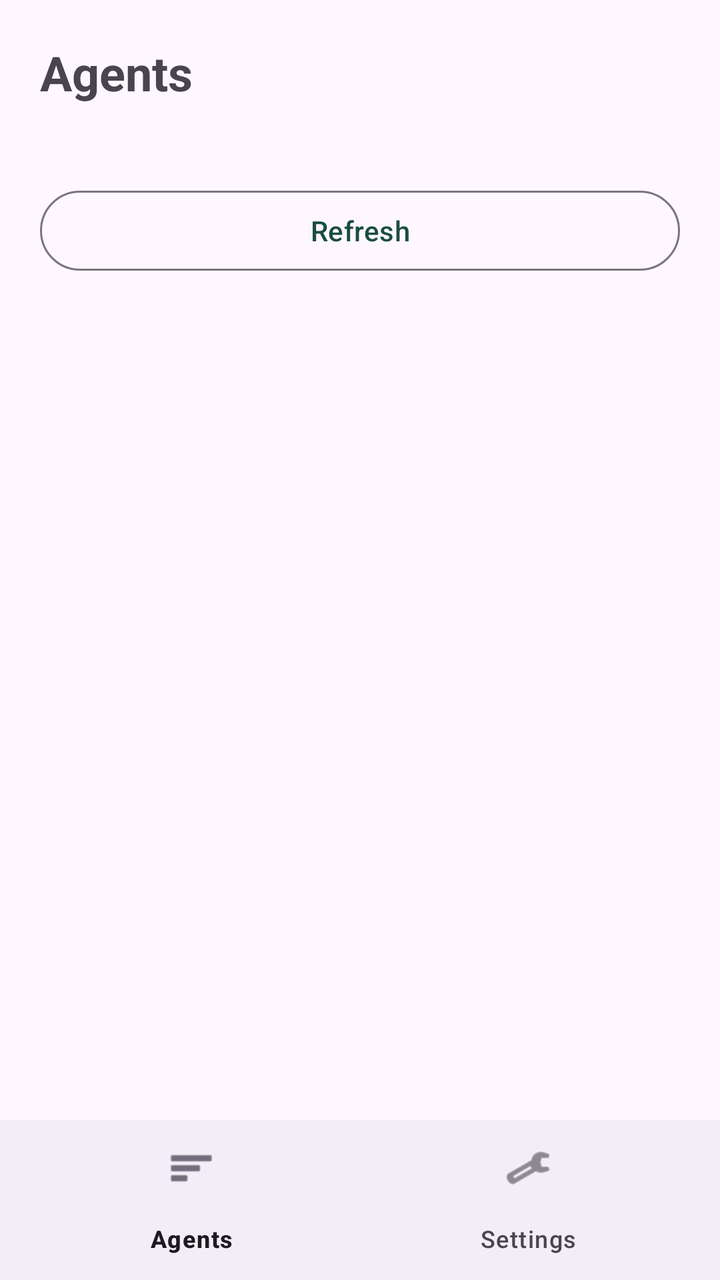
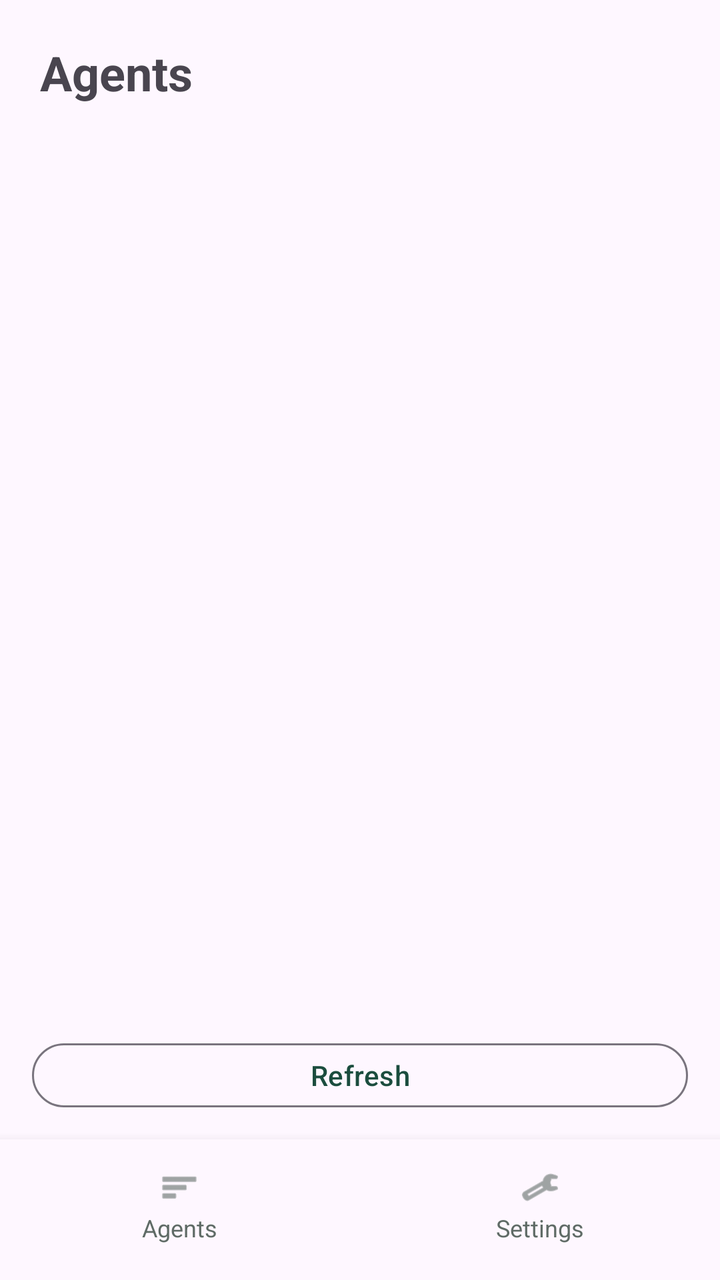

The first picture is an Android layout as it rendered before a commit; the second is the same layout after the commit. The layout source and the unified diff follow.
<!-- AndroidManifest.xml: application theme Theme.ACoworkHost -->
<!-- res/layout/activity_main.xml -->
<?xml version="1.0" encoding="utf-8"?>
<androidx.constraintlayout.widget.ConstraintLayout xmlns:android="http://schemas.android.com/apk/res/android"
    xmlns:app="http://schemas.android.com/apk/res-auto"
    android:layout_width="match_parent"
    android:layout_height="match_parent">

    <FrameLayout
        android:id="@+id/contentFrame"
        android:layout_width="0dp"
        android:layout_height="0dp"
        app:layout_constraintBottom_toTopOf="@+id/bottomNav"
        app:layout_constraintEnd_toEndOf="parent"
        app:layout_constraintStart_toStartOf="parent"
        app:layout_constraintTop_toTopOf="parent">

        
        <LinearLayout
            android:id="@+id/panelAgents"
            android:layout_width="match_parent"
            android:layout_height="match_parent"
            android:orientation="vertical"
            android:padding="20dp"
            android:visibility="visible">

            <TextView
                android:layout_width="match_parent"
                android:layout_height="wrap_content"
                android:text="@string/nav_agents"
                android:textSize="24sp"
                android:textStyle="bold" />

            <TextView
                android:id="@+id/agentsSummary"
                android:layout_width="match_parent"
                android:layout_height="wrap_content"
                android:layout_marginTop="8dp"
                android:textSize="14sp" />

            <Button
                android:id="@+id/btnAgentsRefresh"
                style="?attr/materialButtonOutlinedStyle"
                android:layout_width="match_parent"
                android:layout_height="wrap_content"
                android:layout_marginTop="12dp"
                android:text="@string/refresh" />

            <ScrollView
                android:layout_width="match_parent"
                android:layout_height="0dp"
                android:layout_marginTop="12dp"
                android:layout_weight="1">

                <TextView
                    android:id="@+id/agentsList"
                    android:layout_width="match_parent"
                    android:layout_height="wrap_content"
                    android:fontFamily="monospace"
                    android:textIsSelectable="true"
                    android:textSize="12sp" />
            </ScrollView>
        </LinearLayout>

        
        <ScrollView
            android:id="@+id/panelSettings"
            android:layout_width="match_parent"
            android:layout_height="match_parent"
            android:fillViewport="true"
            android:visibility="gone">

            <LinearLayout
                android:layout_width="match_parent"
                android:layout_height="wrap_content"
                android:orientation="vertical"
                android:padding="20dp">

                <TextView
                    android:layout_width="match_parent"
                    android:layout_height="wrap_content"
                    android:text="@string/nav_settings"
                    android:textSize="24sp"
                    android:textStyle="bold" />

                <TextView
                    android:layout_width="match_parent"
                    android:layout_height="wrap_content"
                    android:layout_marginTop="4dp"
                    android:text="@string/subtitle"
                    android:textSize="14sp" />

                <TextView
                    android:id="@+id/nativeBanner"
                    android:layout_width="match_parent"
                    android:layout_height="wrap_content"
                    android:layout_marginTop="12dp"
                    android:textIsSelectable="true"
                    android:textSize="12sp" />

                <com.google.android.material.textfield.TextInputLayout
                    android:layout_width="match_parent"
                    android:layout_height="wrap_content"
                    android:layout_marginTop="16dp"
                    android:hint="@string/gateway_hint">

                    <com.google.android.material.textfield.TextInputEditText
                        android:id="@+id/gatewayInput"
                        android:layout_width="match_parent"
                        android:layout_height="wrap_content"
                        android:inputType="textUri"
                        android:singleLine="true" />
                </com.google.android.material.textfield.TextInputLayout>

                <com.google.android.material.textfield.TextInputLayout
                    android:layout_width="match_parent"
                    android:layout_height="wrap_content"
                    android:layout_marginTop="8dp"
                    android:hint="@string/token_hint">

                    <com.google.android.material.textfield.TextInputEditText
                        android:id="@+id/tokenInput"
                        android:layout_width="match_parent"
                        android:layout_height="wrap_content"
                        android:inputType="textPassword"
                        android:singleLine="true" />
                </com.google.android.material.textfield.TextInputLayout>

                <com.google.android.material.textfield.TextInputLayout
                    android:layout_width="match_parent"
                    android:layout_height="wrap_content"
                    android:layout_marginTop="8dp"
                    android:hint="@string/name_hint">

                    <com.google.android.material.textfield.TextInputEditText
                        android:id="@+id/nameInput"
                        android:layout_width="match_parent"
                        android:layout_height="wrap_content"
                        android:inputType="text"
                        android:singleLine="true" />
                </com.google.android.material.textfield.TextInputLayout>

                <Button
                    android:id="@+id/btnPaste"
                    android:layout_width="match_parent"
                    android:layout_height="wrap_content"
                    android:layout_marginTop="12dp"
                    android:text="@string/paste_enroll" />

                <Button
                    android:id="@+id/btnScan"
                    style="?attr/materialButtonOutlinedStyle"
                    android:layout_width="match_parent"
                    android:layout_height="wrap_content"
                    android:layout_marginTop="8dp"
                    android:text="@string/scan_qr" />

                <LinearLayout
                    android:layout_width="match_parent"
                    android:layout_height="wrap_content"
                    android:layout_marginTop="16dp"
                    android:orientation="horizontal">

                    <Button
                        android:id="@+id/btnStart"
                        android:layout_width="0dp"
                        android:layout_height="wrap_content"
                        android:layout_weight="1"
                        android:text="@string/start" />

                    <Button
                        android:id="@+id/btnStop"
                        android:layout_width="0dp"
                        android:layout_height="wrap_content"
                        android:layout_marginStart="8dp"
                        android:layout_weight="1"
                        android:text="@string/stop" />
                </LinearLayout>

                <LinearLayout
                    android:layout_width="match_parent"
                    android:layout_height="wrap_content"
                    android:layout_marginTop="8dp"
                    android:orientation="horizontal">

                    <Button
                        android:id="@+id/btnProbe"
                        style="?attr/materialButtonOutlinedStyle"
                        android:layout_width="0dp"
                        android:layout_height="wrap_content"
                        android:layout_weight="1"
                        android:text="@string/probe" />

                    <Button
                        android:id="@+id/btnRefresh"
                        style="?attr/materialButtonOutlinedStyle"
                        android:layout_width="0dp"
                        android:layout_height="wrap_content"
                        android:layout_marginStart="8dp"
                        android:layout_weight="1"
                        android:text="@string/refresh" />
                </LinearLayout>

                <TextView
                    android:layout_width="match_parent"
                    android:layout_height="wrap_content"
                    android:layout_marginTop="16dp"
                    android:text="@string/status_label"
                    android:textStyle="bold" />

                <TextView
                    android:id="@+id/statusText"
                    android:layout_width="match_parent"
                    android:layout_height="wrap_content"
                    android:layout_marginTop="8dp"
                    android:fontFamily="monospace"
                    android:textIsSelectable="true"
                    android:textSize="12sp" />
            </LinearLayout>
        </ScrollView>
    </FrameLayout>

    <com.google.android.material.bottomnavigation.BottomNavigationView
        android:id="@+id/bottomNav"
        android:layout_width="0dp"
        android:layout_height="wrap_content"
        app:layout_constraintBottom_toBottomOf="parent"
        app:layout_constraintEnd_toEndOf="parent"
        app:layout_constraintStart_toStartOf="parent"
        app:menu="@menu/bottom_nav" />
</androidx.constraintlayout.widget.ConstraintLayout>
<!-- resources referenced by this layout -->
<resources>
  <string name="gateway_hint">Gateway HTTP (auto-filled from enroll code)</string>
  <string name="name_hint">Node name (optional)</string>
  <string name="nav_agents">Agents</string>
  <string name="nav_settings">Settings</string>
  <string name="paste_enroll">Paste enroll code</string>
  <string name="probe">Probe</string>
  <string name="refresh">Refresh</string>
  <string name="scan_qr">Scan Desktop enroll QR</string>
  <string name="start">Start host</string>
  <string name="status_label">Status</string>
  <string name="stop">Stop</string>
  <string name="subtitle">Android Node host — not the mobile chat client</string>
  <string name="token_hint">Paste enroll code here, or token only</string>
  <style name="Theme.ACoworkHost" parent="Theme.Material3.Light.NoActionBar">
          <item name="colorPrimary">#1B4D3E</item>
          <item name="colorSecondary">#C45C26</item>
          <item name="android:statusBarColor">#1B4D3E</item>
      </style>
</resources>

<!-- the commit's change to res/layout/activity_main.xml (unified diff, before → after) -->
@@ -19,45 +19,63 @@
             android:layout_width="match_parent"
             android:layout_height="match_parent"
             android:orientation="vertical"
-            android:padding="20dp"
             android:visibility="visible">
 
             <TextView
                 android:layout_width="match_parent"
                 android:layout_height="wrap_content"
+                android:paddingHorizontal="20dp"
+                android:paddingTop="20dp"
+                android:paddingBottom="8dp"
                 android:text="@string/nav_agents"
                 android:textSize="24sp"
                 android:textStyle="bold" />
 
+            <FrameLayout
+                android:layout_width="match_parent"
+                android:layout_height="0dp"
+                android:layout_weight="1">
+
+                <androidx.recyclerview.widget.RecyclerView
+                    android:id="@+id/agentsList"
+                    android:layout_width="match_parent"
+                    android:layout_height="match_parent"
+                    android:clipToPadding="false"
+                    android:paddingTop="4dp"
+                    android:paddingBottom="4dp" />
+
+                <TextView
+                    android:id="@+id/agentsEmpty"
+                    android:layout_width="match_parent"
+                    android:layout_height="wrap_content"
+                    android:layout_gravity="center"
+                    android:padding="24dp"
+                    android:text="@string/agents_empty"
+                    android:textAlignment="center"
+                    android:textColor="?android:attr/textColorSecondary"
+                    android:textSize="14sp"
+                    android:visibility="gone" />
+            </FrameLayout>
+
             <TextView
                 android:id="@+id/agentsSummary"
                 android:layout_width="match_parent"
                 android:layout_height="wrap_content"
-                android:layout_marginTop="8dp"
-                android:textSize="14sp" />
+                android:paddingHorizontal="16dp"
+                android:paddingTop="8dp"
+                android:textColor="?android:attr/textColorSecondary"
+                android:textSize="13sp" />
 
             <Button
                 android:id="@+id/btnAgentsRefresh"
                 style="?attr/materialButtonOutlinedStyle"
                 android:layout_width="match_parent"
                 android:layout_height="wrap_content"
-                android:layout_marginTop="12dp"
+                android:layout_marginHorizontal="16dp"
+                android:layout_marginTop="8dp"
+                android:layout_marginBottom="12dp"
+                android:minHeight="40dp"
                 android:text="@string/refresh" />
-
-            <ScrollView
-                android:layout_width="match_parent"
-                android:layout_height="0dp"
-                android:layout_marginTop="12dp"
-                android:layout_weight="1">
-
-                <TextView
-                    android:id="@+id/agentsList"
-                    android:layout_width="match_parent"
-                    android:layout_height="wrap_content"
-                    android:fontFamily="monospace"
-                    android:textIsSelectable="true"
-                    android:textSize="12sp" />
-            </ScrollView>
         </LinearLayout>
 
         
@@ -153,6 +171,14 @@
                     android:layout_marginTop="8dp"
                     android:text="@string/scan_qr" />
 
+                <Button
+                    android:id="@+id/btnDevicePermissions"
+                    style="?attr/materialButtonOutlinedStyle"
+                    android:layout_width="match_parent"
+                    android:layout_height="wrap_content"
+                    android:layout_marginTop="8dp"
+                    android:text="@string/allow_device" />
+
                 <LinearLayout
                     android:layout_width="match_parent"
                     android:layout_height="wrap_content"
@@ -218,12 +244,92 @@
         </ScrollView>
     </FrameLayout>
 
-    <com.google.android.material.bottomnavigation.BottomNavigationView
+    <LinearLayout
         android:id="@+id/bottomNav"
         android:layout_width="0dp"
         android:layout_height="wrap_content"
+        android:background="?attr/colorSurface"
+        android:elevation="8dp"
+        android:gravity="center"
+        android:orientation="horizontal"
+        android:paddingTop="8dp"
+        android:paddingBottom="12dp"
         app:layout_constraintBottom_toBottomOf="parent"
         app:layout_constraintEnd_toEndOf="parent"
-        app:layout_constraintStart_toStartOf="parent"
-        app:menu="@menu/bottom_nav" />
+        app:layout_constraintStart_toStartOf="parent">
+
+        <FrameLayout
+            android:layout_width="0dp"
+            android:layout_height="wrap_content"
+            android:layout_weight="1">
+
+            <LinearLayout
+                android:id="@+id/navAgents"
+                android:layout_width="wrap_content"
+                android:layout_height="wrap_content"
+                android:layout_gravity="center"
+                android:background="@drawable/nav_capsule"
+                android:clickable="true"
+                android:focusable="true"
+                android:gravity="center_horizontal"
+                android:orientation="vertical"
+                android:paddingHorizontal="22dp"
+                android:paddingVertical="6dp">
+
+                <ImageView
+                    android:layout_width="20dp"
+                    android:layout_height="20dp"
+                    android:contentDescription="@string/nav_agents"
+                    android:duplicateParentState="true"
+                    android:src="@android:drawable/ic_menu_sort_by_size"
+                    app:tint="@color/nav_item_tint" />
+
+                <TextView
+                    android:layout_width="wrap_content"
+                    android:layout_height="wrap_content"
+                    android:layout_marginTop="2dp"
+                    android:duplicateParentState="true"
+                    android:text="@string/nav_agents"
+                    android:textColor="@color/nav_item_tint"
+                    android:textSize="12sp" />
+            </LinearLayout>
+        </FrameLayout>
+
+        <FrameLayout
+            android:layout_width="0dp"
+            android:layout_height="wrap_content"
+            android:layout_weight="1">
+
+            <LinearLayout
+                android:id="@+id/navSettings"
+                android:layout_width="wrap_content"
+                android:layout_height="wrap_content"
+                android:layout_gravity="center"
+                android:background="@drawable/nav_capsule"
+                android:clickable="true"
+                android:focusable="true"
+                android:gravity="center_horizontal"
+                android:orientation="vertical"
+                android:paddingHorizontal="22dp"
+                android:paddingVertical="6dp">
+
+                <ImageView
+                    android:layout_width="20dp"
+                    android:layout_height="20dp"
+                    android:contentDescription="@string/nav_settings"
+                    android:duplicateParentState="true"
+                    android:src="@android:drawable/ic_menu_preferences"
+                    app:tint="@color/nav_item_tint" />
+
+                <TextView
+                    android:layout_width="wrap_content"
+                    android:layout_height="wrap_content"
+                    android:layout_marginTop="2dp"
+                    android:duplicateParentState="true"
+                    android:text="@string/nav_settings"
+                    android:textColor="@color/nav_item_tint"
+                    android:textSize="12sp" />
+            </LinearLayout>
+        </FrameLayout>
+    </LinearLayout>
 </androidx.constraintlayout.widget.ConstraintLayout>
<!-- resource entries referenced after the edit -->
@@ -1,5 +1,23 @@
 <!-- resources referenced by this layout -->
 <resources>
+  <!-- drawable nav_capsule (drawable) -->
+  <?xml version="1.0" encoding="utf-8"?>
+  <selector xmlns:android="http://schemas.android.com/apk/res/android">
+      <item android:state_selected="true">
+          <shape android:shape="rectangle">
+              <solid android:color="#DCEBE4" />
+              <corners android:radius="20dp" />
+          </shape>
+      </item>
+      <item>
+          <shape android:shape="rectangle">
+              <solid android:color="@android:color/transparent" />
+              <corners android:radius="20dp" />
+          </shape>
+      </item>
+  </selector>
+  <string name="agents_empty">No installed packages yet. Start the host and install from Desktop.</string>
+  <string name="allow_device">Allow device capabilities</string>
   <string name="gateway_hint">Gateway HTTP (auto-filled from enroll code)</string>
   <string name="name_hint">Node name (optional)</string>
   <string name="nav_agents">Agents</string>
